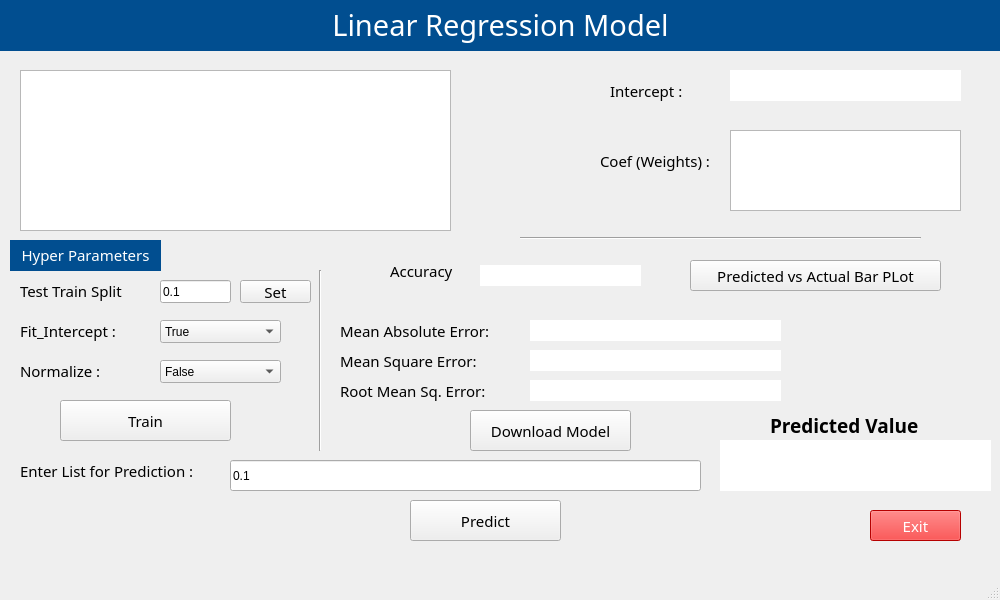
The window that ui_files/LinearRegression.ui (Komal-99/Machine-learning-GUI) describes before a commit, drawn with Qt 5.
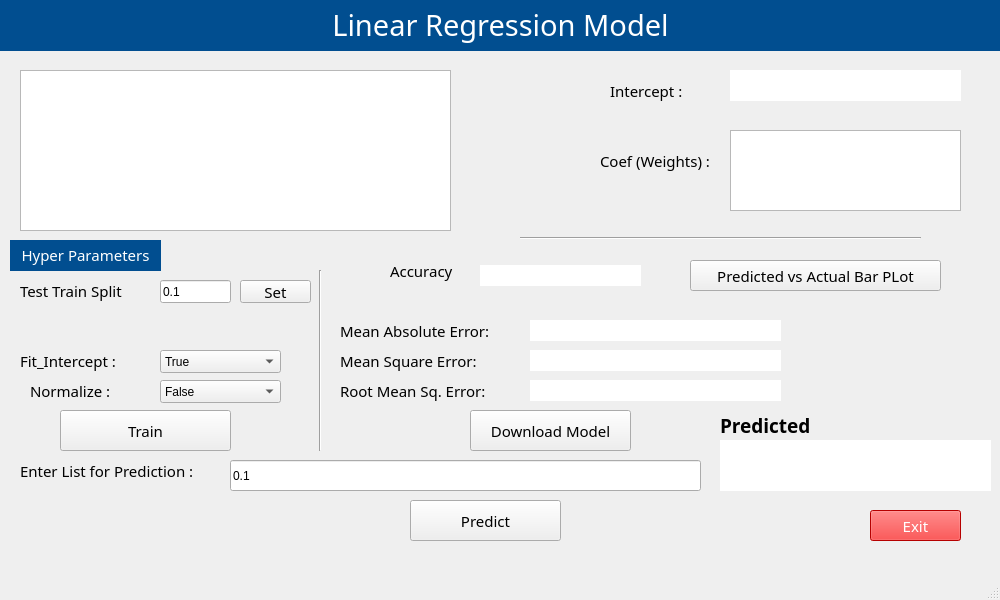
The same window after the commit.

Commit message: Added more functionality in linear and logistic

Patch:
```diff
--- a/ui_files/LinearRegression.ui
+++ b/ui_files/LinearRegression.ui
@@ -51,7 +51,7 @@
     <property name="geometry">
      <rect>
       <x>20</x>
-      <y>320</y>
+      <y>350</y>
       <width>121</width>
       <height>21</height>
      </rect>
@@ -69,8 +69,8 @@
    <widget class="QLabel" name="label_4">
     <property name="geometry">
      <rect>
-      <x>20</x>
-      <y>360</y>
+      <x>30</x>
+      <y>380</y>
       <width>91</width>
       <height>21</height>
      </rect>
@@ -89,7 +89,7 @@
     <property name="geometry">
      <rect>
       <x>160</x>
-      <y>320</y>
+      <y>350</y>
       <width>121</width>
       <height>23</height>
      </rect>
@@ -109,7 +109,7 @@
     <property name="geometry">
      <rect>
       <x>160</x>
-      <y>360</y>
+      <y>380</y>
       <width>121</width>
       <height>23</height>
      </rect>
@@ -235,7 +235,7 @@
     <property name="geometry">
      <rect>
       <x>60</x>
-      <y>400</y>
+      <y>410</y>
       <width>171</width>
       <height>41</height>
      </rect>
@@ -497,9 +497,9 @@
    <widget class="QLabel" name="label_15">
     <property name="geometry">
      <rect>
-      <x>770</x>
+      <x>720</x>
       <y>410</y>
-      <width>191</width>
+      <width>121</width>
       <height>31</height>
      </rect>
     </property>
@@ -510,7 +510,7 @@
      </font>
     </property>
     <property name="text">
-     <string>&lt;html&gt;&lt;head/&gt;&lt;body&gt;&lt;p&gt;&lt;span style=&quot; font-size:14pt; font-weight:600;&quot;&gt;Predicted Value&lt;/span&gt;&lt;/p&gt;&lt;/body&gt;&lt;/html&gt;</string>
+     <string>&lt;html&gt;&lt;head/&gt;&lt;body&gt;&lt;p&gt;&lt;span style=&quot; font-size:14pt; font-weight:600;&quot;&gt;Predicted &lt;/span&gt;&lt;/p&gt;&lt;/body&gt;&lt;/html&gt;</string>
     </property>
    </widget>
    <widget class="QLabel" name="predict_val">
@@ -664,6 +664,47 @@
      <string/>
     </property>
    </widget>
+   <widget class="QLabel" name="split">
+    <property name="geometry">
+     <rect>
+      <x>100</x>
+      <y>310</y>
+      <width>171</width>
+      <height>21</height>
+     </rect>
+    </property>
+    <property name="font">
+     <font>
+      <family>Ubuntu Condensed</family>
+      <pointsize>11</pointsize>
+     </font>
+    </property>
+    <property name="styleSheet">
+     <string notr="true">color: rgb(1, 78, 144);</string>
+    </property>
+    <property name="text">
+     <string/>
+    </property>
+   </widget>
+   <widget class="QLabel" name="target">
+    <property name="geometry">
+     <rect>
+      <x>840</x>
+      <y>410</y>
+      <width>141</width>
+      <height>31</height>
+     </rect>
+    </property>
+    <property name="font">
+     <font>
+      <family>Ubuntu Condensed</family>
+      <pointsize>11</pointsize>
+     </font>
+    </property>
+    <property name="text">
+     <string>&lt;html&gt;&lt;head/&gt;&lt;body&gt;&lt;p&gt;&lt;br/&gt;&lt;/p&gt;&lt;/body&gt;&lt;/html&gt;</string>
+    </property>
+   </widget>
   </widget>
   <widget class="QMenuBar" name="menubar">
    <property name="geometry">
```
The commit also changes 5 other files.
